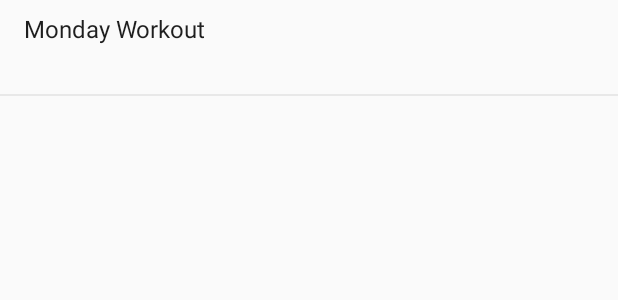
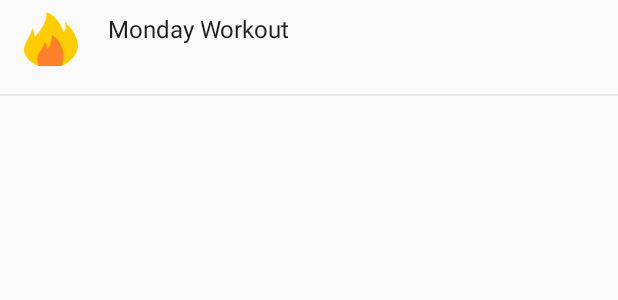
Before and after one commit to brayan/android-zero-to-hero, an Android app: the layout view_holder_workout.xml on its own in the app's theme, with its tools: preview values and no code run, on a phone screen of 412 x 824 dp. Shown: the top 300 px of the screen. Run offline under Robolectric (Android 15) with nearby library versions, the phone set to English and light mode, and no system bars.

Commit message:
Added emptyview image and fire icon

```diff
--- a/app/src/main/java/com/brayanbedritchuk/zerotohero/ui/new_workout/view/NewWorkoutFragment.java
+++ b/app/src/main/java/com/brayanbedritchuk/zerotohero/ui/new_workout/view/NewWorkoutFragment.java
@@ -10,7 +10,6 @@ import android.support.v7.widget.Toolbar;
 import android.view.LayoutInflater;
 import android.view.View;
 import android.view.ViewGroup;
-import android.widget.LinearLayout;
 import android.widget.TextView;
 import android.widget.Toast;
 
@@ -27,7 +26,7 @@ public class NewWorkoutFragment extends Fragment implements NewWorkoutView {
     private TextView tvToolbarTitle;
     private RecyclerView recyclerView;
 
-    private LinearLayout linlayEmptyList;
+    private View linlayEmptyList;
 
     @Override
     public void onCreate(Bundle savedInstanceState) {
@@ -81,7 +80,7 @@ public class NewWorkoutFragment extends Fragment implements NewWorkoutView {
         toolbar = (Toolbar) view.findViewById(R.id.toolbar);
         tvToolbarTitle = (TextView) view.findViewById(R.id.toolbar_title);
         recyclerView = (RecyclerView) view.findViewById(R.id.fragment_new_workout_list__recycler__exercises);
-        linlayEmptyList = (LinearLayout) view.findViewById(R.id.empty_list_workouts);
+        linlayEmptyList = view.findViewById(R.id.empty_list_workouts);
     }
 
     private void initRecyclerView() {
--- a/app/src/main/res/layout/fragment_workout_list.xml
+++ b/app/src/main/res/layout/fragment_workout_list.xml
@@ -6,6 +6,7 @@
     android:background="@color/default_background">
 
     <android.support.v7.widget.RecyclerView
+        android:paddingTop="8dp"
         android:id="@+id/fragment_workout_list_recyclerview"
         android:layout_width="match_parent"
         android:layout_height="match_parent"
--- a/app/src/main/res/layout/view_holder_workout.xml
+++ b/app/src/main/res/layout/view_holder_workout.xml
@@ -7,12 +7,20 @@
     android:background="?selectableItemBackground"
     android:clickable="true">
 
+    <ImageView
+        android:layout_marginTop="8dp"
+        android:layout_marginLeft="16dp"
+        android:id="@+id/view_holder_workout__img"
+        android:src="@drawable/fire"
+        android:layout_width="36dp"
+        android:layout_height="36dp" />
+
 
     <LinearLayout
         android:layout_width="match_parent"
         android:layout_height="wrap_content"
         android:orientation="vertical"
-        android:paddingLeft="16dp"
+        android:paddingLeft="72dp"
         android:paddingRight="16dp"
         android:paddingTop="8dp">
 
```
Also changed, not shown: app/src/main/java/com/brayanbedritchuk/zerotohero/ui/workout_list/presenter/WorkoutListPresenter.java (+12 -12 lines), app/src/main/res/drawable-hdpi/empty_workout.png (added), app/src/main/res/drawable-hdpi/fire.png (added), app/src/main/res/drawable-mdpi/empty_workout.png (added), app/src/main/res/drawable-mdpi/fire.png (added), app/src/main/res/drawable-xhdpi/empty_workout.png (added), app/src/main/res/drawable-xhdpi/fire.png (added), app/src/main/res/drawable-xxhdpi/empty_workout.png (added), app/src/main/res/drawable-xxhdpi/fire.png (added), app/src/main/res/drawable-xxxhdpi/empty_workout.png (added), app/src/main/res/drawable-xxxhdpi/fire.png (added).
